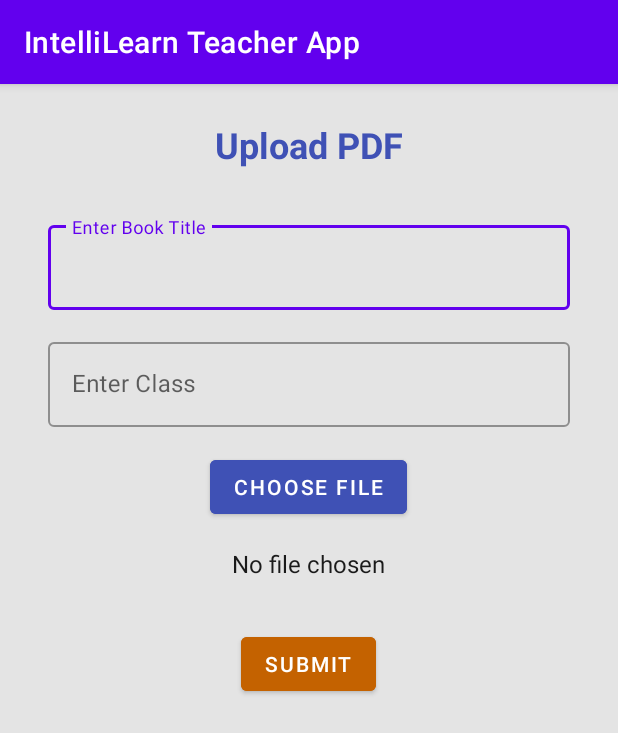
After one commit to Faixifk/ILTeacherApp, an Android app: the UploadBook screen opened directly, with no data from a screen before it, on a phone screen of 412 x 824 dp. The commit adds this screen. Shown: the top 733 px of the screen. Run offline under Robolectric (Android 15) with nearby library versions, the phone set to English and light mode, and no system bars.

Commit message:
Added end-to-end book processing

```diff
--- a/app/src/main/java/com/example/intellilearnteacherapp/NavigationScreenActivity.kt
+++ b/app/src/main/java/com/example/intellilearnteacherapp/NavigationScreenActivity.kt
@@ -146,6 +146,12 @@ class NavigationScreenActivity : AppCompatActivity() {
 
         }
 
+        btnUploadBook.setOnClickListener{
+
+            val intent = Intent(this, UploadBook::class.java)
+            startActivity(intent)
+
+        }
 
     }
 
--- /dev/null
+++ b/app/src/main/res/layout/activity_upload_book.xml
@@ -0,0 +1,103 @@
+<?xml version="1.0" encoding="utf-8"?>
+<RelativeLayout xmlns:android="http://schemas.android.com/apk/res/android"
+    xmlns:app="http://schemas.android.com/apk/res-auto"
+    xmlns:tools="http://schemas.android.com/tools"
+    android:layout_width="match_parent"
+    android:layout_height="match_parent"
+    android:background="@color/colorFormBackground"
+    tools:context=".UploadBook">
+
+    <TextView
+        android:id="@+id/title"
+        android:layout_width="wrap_content"
+        android:layout_height="wrap_content"
+        android:layout_centerHorizontal="true"
+        android:layout_marginTop="24dp"
+        android:text="Upload PDF"
+        android:textColor="@color/primary_color"
+        android:textSize="24sp"
+        android:textStyle="bold" />
+
+    <com.google.android.material.textfield.TextInputLayout
+        android:id="@+id/title_layout"
+        style="@style/Widget.MaterialComponents.TextInputLayout.OutlinedBox"
+        android:layout_width="match_parent"
+        android:layout_height="wrap_content"
+        android:layout_below="@id/title"
+        android:layout_marginTop="32dp"
+        android:layout_marginStart="32dp"
+        android:layout_marginEnd="32dp">
+
+        <com.google.android.material.textfield.TextInputEditText
+            android:id="@+id/editTextTitle"
+            android:layout_width="match_parent"
+            android:layout_height="wrap_content"
+            android:hint="Enter Book Title" />
+
+    </com.google.android.material.textfield.TextInputLayout>
+
+    <com.google.android.material.textfield.TextInputLayout
+        android:id="@+id/class_layout"
+        style="@style/Widget.MaterialComponents.TextInputLayout.OutlinedBox"
+        android:layout_width="match_parent"
+        android:layout_height="wrap_content"
+        android:layout_below="@id/title_layout"
+        android:layout_marginTop="16dp"
+        android:layout_marginStart="32dp"
+        android:layout_marginEnd="32dp">
+
+        <com.google.android.material.textfield.TextInputEditText
+            android:id="@+id/editTextClass"
+            android:layout_width="match_parent"
+            android:layout_height="wrap_content"
+            android:hint="Enter Class" />
+
+    </com.google.android.material.textfield.TextInputLayout>
+
+    <Button
+        android:id="@+id/upload_button"
+        android:layout_width="wrap_content"
+        android:layout_height="wrap_content"
+        android:layout_below="@id/class_layout"
+        android:layout_centerHorizontal="true"
+        android:layout_marginTop="16dp"
+        android:backgroundTint="@color/button_background_color"
+        android:text="Choose File"
+        android:textColor="@color/white" />
+
+    <TextView
+        android:id="@+id/file_name"
+        android:layout_width="wrap_content"
+        android:layout_height="wrap_content"
+        android:layout_below="@id/upload_button"
+        android:layout_centerHorizontal="true"
+        android:layout_marginTop="16dp"
+        android:text="No file chosen"
+        android:textColor="@color/question_text"
+        android:textSize="16sp" />
+
+    <Button
+        android:id="@+id/submit_button"
+        android:layout_width="wrap_content"
+        android:layout_height="wrap_content"
+        android:layout_below="@id/file_name"
+        android:layout_centerHorizontal="true"
+        android:layout_marginTop="32dp"
+        android:backgroundTint="@color/brownButton"
+        android:text="Submit"
+        android:textColor="@color/white" />
+
+    <ProgressBar
+        android:id="@+id/progressBar"
+        style="@style/Widget.AppCompat.ProgressBar.Horizontal"
+        android:layout_width="match_parent"
+        android:layout_height="wrap_content"
+        android:layout_below="@id/submit_button"
+        android:layout_marginStart="32dp"
+        android:layout_marginTop="16dp"
+        android:layout_marginEnd="32dp"
+        android:indeterminate="false"
+        android:max="100"
+        android:visibility="gone" />
+
+</RelativeLayout>
--- a/app/src/main/res/values/arrays.xml
+++ b/app/src/main/res/values/arrays.xml
@@ -14,6 +14,7 @@
     </string-array>
 
     <string-array name="dropdown3_values_option1">
+        <item>Whole Book</item>
         <item>Chapter 1</item>
         <item>Chapter 2</item>
         <item>Chapter 3</item>
@@ -25,6 +26,7 @@
         <item>Chapter 9</item>
     </string-array>
     <string-array name="dropdown3_values_option2">
+        <item>Whole Book</item>
         <item>Chapter 1</item>
         <item>Chapter 2</item>
         <item>Chapter 3</item>
```
Also changed, not shown: app/src/main/AndroidManifest.xml (+17 -11 lines), app/src/main/java/com/example/intellilearnteacherapp/APIServices.kt (+12 -1 lines), app/src/main/java/com/example/intellilearnteacherapp/AskAI.kt (+82 -55 lines), app/src/main/java/com/example/intellilearnteacherapp/MyApp.kt (+15 -10 lines), app/src/main/java/com/example/intellilearnteacherapp/ProgressRequestBody.kt (added, +59 -0 lines), app/src/main/java/com/example/intellilearnteacherapp/UploadBook.kt (added, +139 -0 lines), app/src/main/res/layout/activity_ask_ai.xml (+4 -15 lines), app/src/main/res/layout/activity_navigation_screen.xml (+16 -0 lines).
